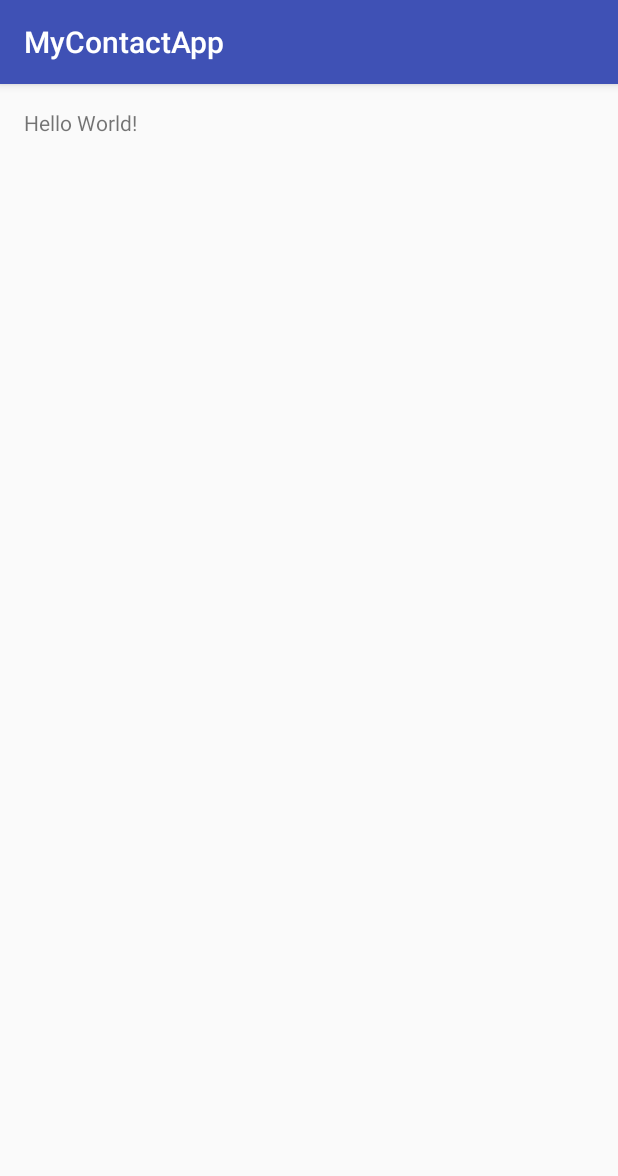
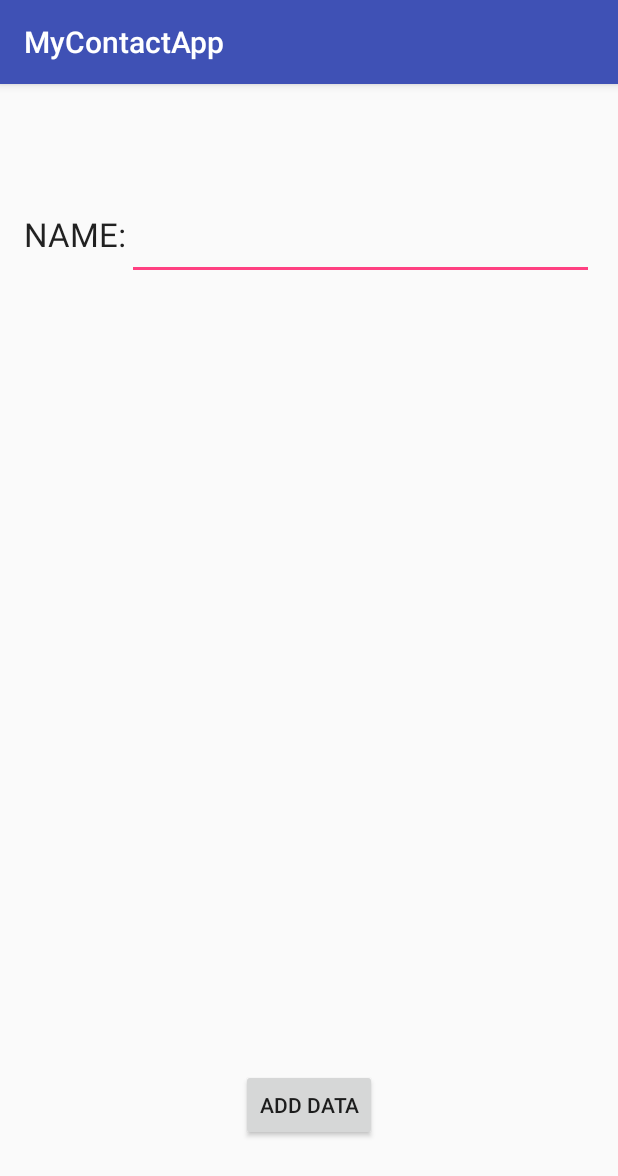
Before and after one commit to ashwinarasu/MyContactApp_2017, an Android app: the screen it shows after launch (MainActivity), on a phone screen of 412 x 824 dp. Shown: the top 1176 px of the screen. Run offline under Robolectric (Android 15) with nearby library versions, the phone set to English and light mode, and no system bars.

Commit message:
Create and add name field to SQLite database and create text field and button to add contact to database

```diff
--- a/MyContactApp2/app/src/main/java/com/example/arasua6707/mycontactapp/DatabaseHelper.java
+++ b/MyContactApp2/app/src/main/java/com/example/arasua6707/mycontactapp/DatabaseHelper.java
@@ -4,6 +4,7 @@ package com.example.arasua6707.mycontactapp;
  * Created by arasua6707 on 5/11/2017.
  */
 import android.content.Context;
+import android.content.res.TypedArray;
 import android.database.sqlite.SQLiteDatabase;
 import android.database.sqlite.SQLiteOpenHelper;
 
@@ -14,17 +15,18 @@ public class DatabaseHelper extends SQLiteOpenHelper {
     public static final String COL_1 = "ID";
     public static final String COL_2 = "NAME";
 
-    public DatabaseHelper(Context context, String name, SQLiteDatabase.CursorFactory factory, int version) {
-        super(context, DATABASE_NAME, null, version);
+    public DatabaseHelper(Context context) {
+        super(context, DATABASE_NAME, null, 1);
     }
 
     @Override
     public void onCreate(SQLiteDatabase db) {
-
+        db.execSQL("CREATE TABLE " + TABLE_NAME + " (ID_INTEGER PRIMARY KEY AUTOINCREMENT, NAME TEXT)");
     }
 
     @Override
     public void onUpgrade(SQLiteDatabase db, int oldVersion, int newVersion) {
-
+        db.execSQL("DROP TABLE IF EXISTS " + TABLE_NAME);
+        onCreate(db);
     }
 }
--- a/MyContactApp2/app/src/main/java/com/example/arasua6707/mycontactapp/MainActivity.java
+++ b/MyContactApp2/app/src/main/java/com/example/arasua6707/mycontactapp/MainActivity.java
@@ -2,12 +2,21 @@ package com.example.arasua6707.mycontactapp;
 
 import android.support.v7.app.AppCompatActivity;
 import android.os.Bundle;
+import android.widget.Button;
+import android.widget.EditText;
 
 public class MainActivity extends AppCompatActivity {
+
+    DatabaseHelper myDb;
+    EditText editName;
+    Button btnAddData;
 
     @Override
     protected void onCreate(Bundle savedInstanceState) {
         super.onCreate(savedInstanceState);
         setContentView(R.layout.activity_main);
+
+        myDb = new DatabaseHelper(this);
+
     }
 }
--- a/MyContactApp2/app/src/main/res/layout/activity_main.xml
+++ b/MyContactApp2/app/src/main/res/layout/activity_main.xml
@@ -12,5 +12,27 @@
     <TextView
         android:layout_width="wrap_content"
         android:layout_height="wrap_content"
-        android:text="Hello World!" />
+        android:textAppearance="?android:attr/textAppearanceLarge"
+        android:text="NAME:"
+        android:id="@+id/textView"
+        android:layout_alignParentTop="true"
+        android:layout_alignParentStart="true"
+        android:layout_marginTop="69dp" />
+
+    <EditText
+        android:layout_width="wrap_content"
+        android:layout_height="wrap_content"
+        android:id="@+id/editText_name"
+        android:layout_alignTop="@+id/textView"
+        android:layout_alignParentEnd="true"
+        android:layout_toEndOf="@+id/textView" />
+
+    <Button
+        android:layout_width="wrap_content"
+        android:layout_height="wrap_content"
+        android:text="Add Data"
+        android:id="@+id/button_add"
+        android:layout_marginBottom="47dp"
+        android:layout_alignParentBottom="true"
+        android:layout_centerHorizontal="true" />
 </RelativeLayout>
```
